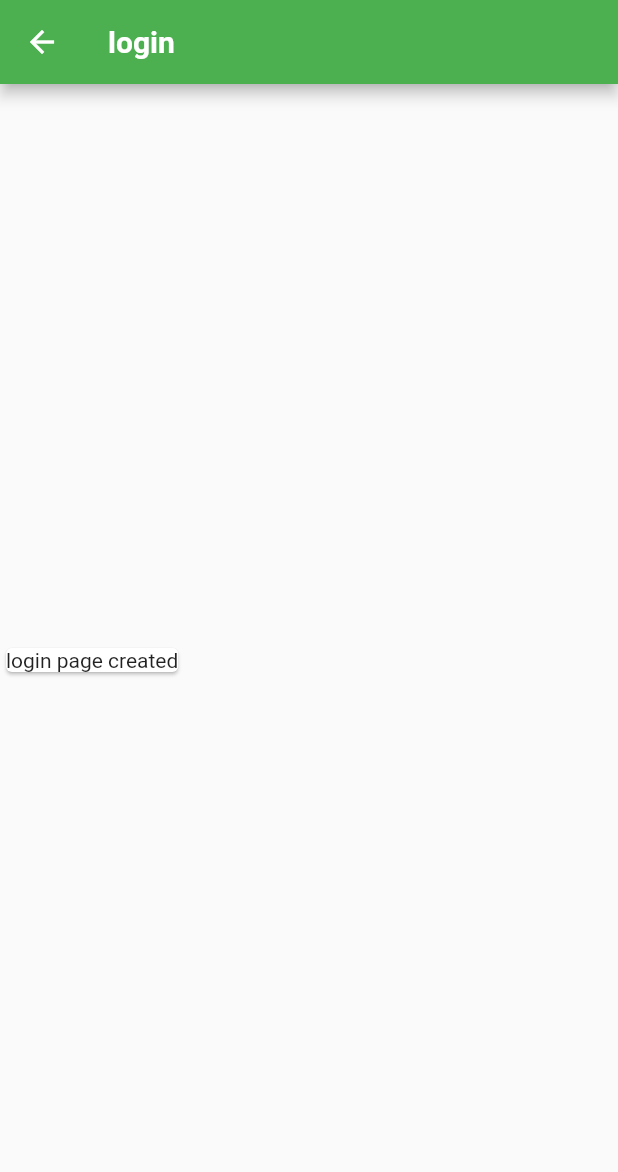
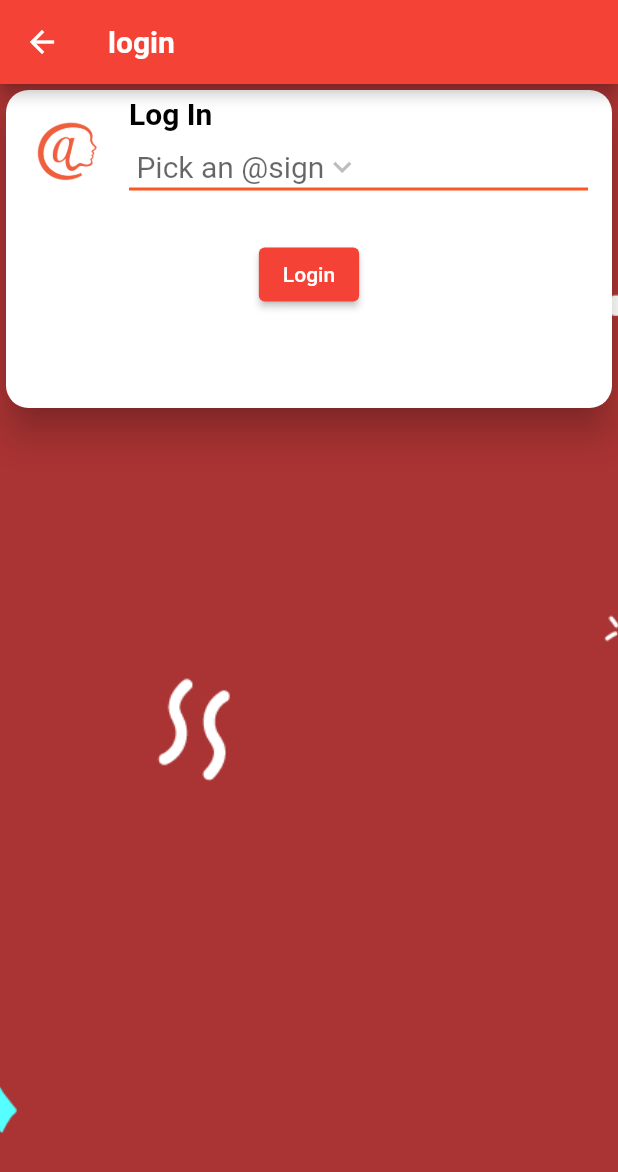
Before and after one commit to team-vitual-suggestion-box/at_virtual_suggestion_box, a Flutter app: the LoginPage screen opened by its route, on a phone screen of 412 x 824 dp. Shown: the top 1172 px of the screen. Run offline on Flutter 3.47's test engine with Material 2 defaults, Android fonts, the phone set to English and light mode, and no system bars; our stand-ins replace modal_progress_hud; missing offline and left inert: at_demo_data.

Commit message:
login screen styling, home page with tabs created

```diff
--- a/lib/screens/loginScreen.dart
+++ b/lib/screens/loginScreen.dart
@@ -1,17 +1,20 @@
 import 'dart:ui';
 import 'package:flutter/material.dart';
-
+import 'package:modal_progress_hud/modal_progress_hud.dart';
+import 'package:at_demo_data/at_demo_data.dart' as at_demo_data;
+import 'package:at_virtual_suggestion_box/screens/chatScreen.dart';
 
 class LoginPage extends StatefulWidget {
 
   static final String id = 'sec';
 
   @override
+
   _LoginPageState createState() => _LoginPageState();
 }
-
 class  _LoginPageState extends State<LoginPage> {
-
+     bool showSpinner = false;
+    String atSign;
   @override
   Widget build(BuildContext context) {
     return Scaffold(
@@ -23,20 +26,99 @@ class  _LoginPageState extends State<LoginPage> {
           ),
         ),
       ),
-      body: Column(
-          mainAxisAlignment: MainAxisAlignment.spaceEvenly,
+      body: ModalProgressHUD(
+        inAsyncCall: showSpinner,
+        child: Center(
+          child: Container(
+              constraints: BoxConstraints.expand(),
+              decoration: BoxDecoration(
+              image: DecorationImage(
+                image: AssetImage('images/Confetti-Doodles.png'),
+              fit: BoxFit.cover)
+              ),
+          child: ListView(
+            children: [
+              Container(
+                height: 220,
+                width: 180,
+
+                child: Card(
+                  shape: RoundedRectangleBorder(
+                    borderRadius: BorderRadius.circular(15.0),
+                  ),
+                  color: Colors.white,
+                  elevation: 10,
+                  child: Column(
+                    mainAxisSize: MainAxisSize.min,
                     children: <Widget>[
 
-            Card(
-           child: Column(
-             children: <Widget>[
+                      ListTile(
+                        leading: ClipRRect(
+                          borderRadius: BorderRadius.circular(8.0),
+                          child: Image.asset(
+                            'images/atsign.png',
+                            height: 50.0,
+                            width: 50.0,
+                          ),
+                        ),
+                        title: Text(
+                          'Log In',
+                          style: TextStyle(
+                              color: Colors.black,
+                              fontWeight: FontWeight.bold,
+                              fontSize: 20.0
+                          ),
+                        ),
+                        subtitle: DropdownButton<String>(
+                          hint:  Text('\tPick an @sign'),
+                          icon: Icon(
+                            Icons.keyboard_arrow_down,
+                          ),
+                          iconSize: 24,
+                          elevation: 16,
+                          style: TextStyle(
+                              fontSize: 20.0,
+                              color: Colors.black87
+                          ),
+                          underline: Container(
+                            height: 2,
+                            color: Colors.deepOrange,
+                          ),
+                          onChanged: (String newValue) {
+                            setState(() {
+                              atSign = newValue;
+                            });
+                          },
+                          value: atSign != null ? atSign
+                            : null,
+                          items: at_demo_data.allAtsigns
+                              .map<DropdownMenuItem<String>>((String value) {
+                            return DropdownMenuItem<String>(
+                              value: value,
+                              child: Text(value),
+                            );
+                          }).toList(),
+                        ),
+                      ),
                       Container(
-                child: Text('login page created'),
+                        margin: EdgeInsets.all(20),
+                        child: ElevatedButton(
+                          child: Text('Login'),
+                          onPressed: (){
+                             Navigator.pushReplacementNamed(context, ChatScreen.id);
+                          },
+                        ),
                       ),
                     ],
                   ),
                 ),
+
+              ),
+
             ],
+          ),
+          ),
+        ),
       ),
     );
   }
```
Also changed, not shown: lib/components/find_suggestion_box.dart (added, +31 -0 lines), lib/main.dart (+5 -2 lines), lib/screens/chatScreen.dart (added, +66 -0 lines), lib/screens/landingScreen.dart (+55 -18 lines), lib/tabs/tab1.dart (added, +34 -0 lines), lib/tabs/tab2.dart (added, +18 -0 lines), lib/tabs/tab3.dart (added, +18 -0 lines), pubspec.yaml (+7 -13 lines), images/Confetti-Doodles.png (added), images/Rose-Petals.png (added), images/Rose-Petals.svg (added), images/atsign.png (added), images/team.png (added), images/vector.png (added), 1 more files, 2 other files. Lines whose indentation alone changed are shown as unchanged.
